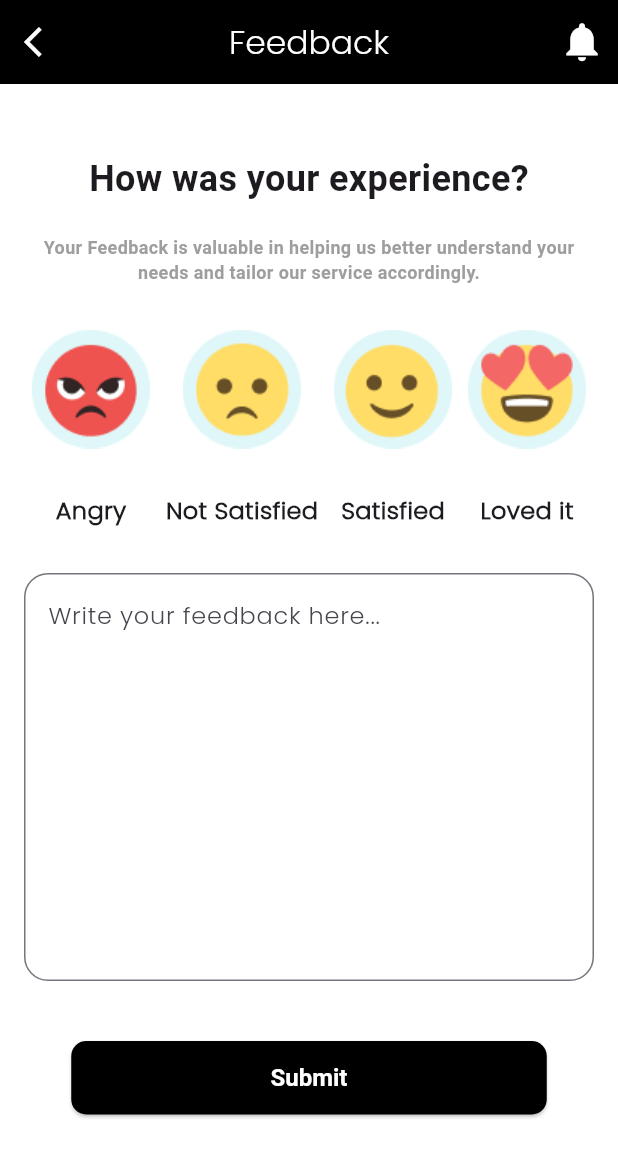
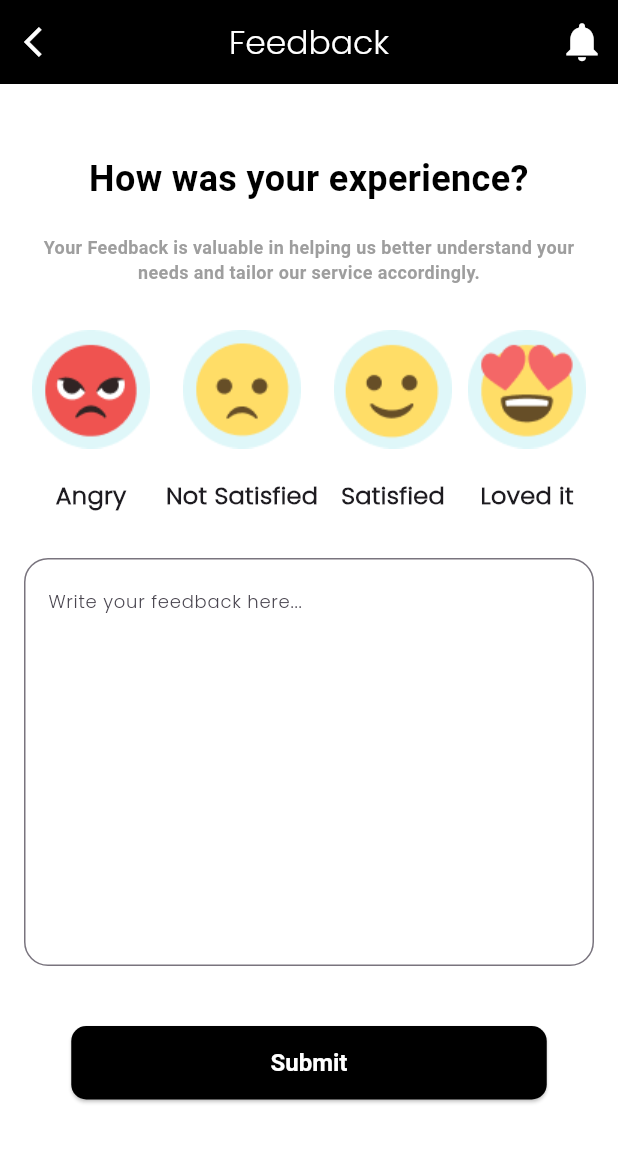
Before and after one commit to HBGadgets/I-park_flutterApp, a Flutter app: the FeedbackPage screen opened directly, on a phone screen of 412 x 824 dp. Shown: the top 1157 px of the screen. Run offline on Flutter 3.47's test engine with Material 3 defaults, Android fonts, the phone set to English and light mode, and no system bars; our stand-ins replace shared_preferences; accounts and stored records are empty; Roboto replaces fonts that are missing (PoppinsBlack).

Commit message:
optimizing the code

```diff
--- a/lib/view/constants/constant_colors.dart
+++ b/lib/view/constants/constant_colors.dart
@@ -83,7 +83,14 @@ class ConstantColors {
   static const Color totalCountColorText = Colors.grey;
   static const Color aboutUsDetails = Color(0xFF454B60);
   static const Color aboutUsIconColor = Colors.black;
-
+  static const Color feedbackScaffoldBackgroundColor = Colors.white;
+  static const Color experienceServiceTextColor = Colors.grey;
+  static const Color feedbackAppBarColor = Colors.white;
+  static const Color appbarBackgroundColor = Colors.black;
+  static const Color titleTextColor = Colors.black;
+  static const Color feedbackTextFieldBorderColor = Colors.black;
+  static const Color submitButtonBackgroundColor = Colors.black;
+  static const Color submitButtonTextColor = Colors.white;
 
 
 
--- a/lib/view/constants/constant_images.dart
+++ b/lib/view/constants/constant_images.dart
@@ -12,5 +12,9 @@ class ConstantImages {
   static const facebook = "Facebook.png";
   static const twitter = "X.png";
   static const whatsapp = "Vector.png";
+  static const angryEmoji = "angry emoji.png";
+  static const notSatisfiedEmoji = "sad.png";
+  static const satisfiedImage = "satisfied.png";
+  static const lovedEmoji = "lovedIt.png";
 
 }
--- a/lib/view/constants/constant_integers.dart
+++ b/lib/view/constants/constant_integers.dart
@@ -1,5 +1,3 @@
-import 'package:flutter/cupertino.dart';
-
 class ConstantIntegers {
   static const double loginMarginLeft = 35.0;
   static const double loginMarginRight = 35.0;
@@ -165,18 +163,15 @@ class ConstantIntegers {
   static const double vehicleNoTextFontSize = 16.0;
   static const double vehicleNoTextBelowSizedBoxWidth = 10.0;
   static const double vehicleNoHintTextFontSize = 16.0;
-  static const double vehicleNoHintTextBelowSizedBoxHeight= 16.0;
-  static const double addButtonAboveHeight= 28.0;
-  static const double addButtonAboveWidth= 107.0;
-  static const double addButtonEdgeCircular= 5.0;
+  static const double vehicleNoHintTextBelowSizedBoxHeight = 16.0;
+  static const double addButtonAboveHeight = 28.0;
+  static const double addButtonAboveWidth = 107.0;
+  static const double addButtonEdgeCircular = 5.0;
   static const double addButtonTextFontSize = 16.0;
   static const double totalCountTextFontSize = 16.0;
   static const double totalCountTextBelowSizedBoxHeight = 20.0;
   static const double vehicleNoHintTextAboveSizedBoxHeight = 20.0;
   static const double customerIDTextAboveSizedBoxHeight = 16.0;
-
-
-}
   static const double aboutUsPagePadding = 16.0;
   static const double detailAboutUsTextSize = 12.0;
   static const double aboutUsSizedBox = 20.0;
@@ -185,12 +180,34 @@ class ConstantIntegers {
   static const double bulletSpaceCircle = 8.0;
   static const double socialImageHeight = 40.0;
   static const double socialImageWidth = 40.0;
-
-
-
-
-
-
-
+  static const double scrollbarThickness = 1.0;
+  static const double scrollbarBorderCircularSize = 16.0;
+  static const double singleChildScrollViewPadding = 16.0;
+  static const double experienceTextFontSize = 24.0;
+  static const double experienceTextAboveHeight = 30.0;
+  static const double experienceTextBelowHeight = 20.0;
+  static const double experienceServiceTextFontSize = 12.0;
+  static const double feedbackOptionAboveSizedBoxHeight = 30.0;
+  static const double feedbackTextFieldAboveSizedBoxHeight = 30.0;
+  static const double submitButtonAboveSizedBoxHeight = 40.0;
+  static const double notificationIconSize = 31.0;
+  static const int feedbackTextFieldMaxLines = 10;
+  static const double feedbackTextFieldCircularSize = 16.0;
+  static const double feedbackOutlineCircularSize = 16.0;
+  static const double submitButtonWidth = 317.0;
+  static const double submitButtonSymmetricHorizontal = 50.0;
+  static const double submitButtonSymmetricVertical = 15.0;
+  static const double submitTextFontSize = 16.0;
+  static const double submitButtonRoundedBorderSize = 10.0;
+  static const double feedbackOptionScale = 1.0;
+  static const double onTapDownScale = 1.2;
+  static const double onTapUpScale = 1.0;
+  static const double onTapCancelScale = 1.0;
+  static const int animationEmojiDurationSec = 200;
+  static const double allImageHeight = 79;
+  static const double allImageWidth = 79;
+  static const double feedbackAboveLabelHeight = 20;
+  static const double labelTextSize = 16;
+  static const double feedbackTextFieldHintTextSize = 12;
 
 }
--- a/lib/view/constants/constant_variables.dart
+++ b/lib/view/constants/constant_variables.dart
@@ -27,20 +27,16 @@ class ConstantVariables {
   static const String menuLogoutListText = "Logout";
   static const String tabBarHomeText = "Home";
   static const String tabBarChatText = "Chat";
-
   static const String tabBarHistoryText = "History";
   static const String tabBarProfileText = "Profile";
   static const String homePersonNameText = "Rohan Rah";
   static const String scanQRText = "Scan QR";
   static const String recentText = "Recent";
   static const String recentMessagesText = "Recent Messages";
-
   static const String customerNo = "Customer - 007";
   static const String carNo = "MH36A6678";
-
   static const String request = "I have send you request";
   static const String chatContent = "I Need my car in 30 min..";
-
   static const String dateHintText = "DD/MM/YY";
   static const String labelSelectTimeText = "Select Time";
   static const String historyPersonNameText = "Shrikant Ramesh Yadav";
@@ -90,10 +86,14 @@ class ConstantVariables {
   static const String phoneDetail =  'Phone: (555) 123-4567';
   static const String websiteDetail =   'Website: www.ipark.com';
   static const String socialDetail =   'Social Media: @iParkApp';
-
-
-
-
-
+  static const String appBarTitleText = "Feedback";
+  static const String experienceText = "How was your experience?";
+  static const String experienceServiceText = "Your Feedback is valuable in helping us better understand your needs and tailor our service accordingly.";
+  static const String angryLabelText = "Angry";
+  static const String notSatisfiedLabelText = "Not Satisfied";
+  static const String satisfiedLabelText = "Satisfied";
+  static const String likeLabelText = "Loved it";
+  static const String textFieldHintText = "Write your feedback here...";
+  static const String submitButtonText = "Submit";
 
 }
--- a/lib/view/ui/feedback.dart
+++ b/lib/view/ui/feedback.dart
@@ -1,4 +1,7 @@
 import 'package:flutter/material.dart';
+import 'package:hb/view/constants/constant_colors.dart';
+import 'package:hb/view/constants/constant_images.dart';
+import 'package:hb/view/constants/constant_integers.dart';
 import 'package:hb/view/constants/constant_variables.dart';
 
 class FeedbackPage extends StatelessWidget {
@@ -7,132 +10,178 @@ class FeedbackPage extends StatelessWidget {
   @override
   Widget build(BuildContext context) {
     return Scaffold(
-      backgroundColor: Colors.white,
-      appBar: AppBar(
+      backgroundColor: ConstantColors.feedbackScaffoldBackgroundColor,
+      appBar: appBar(context),
+      body: Scrollbar(
+        thumbVisibility: true,
+        thickness: ConstantIntegers.scrollbarThickness,
+        radius: const Radius.circular(
+          ConstantIntegers.scrollbarBorderCircularSize,
+        ),
+        child: SingleChildScrollView(
+          padding: const EdgeInsets.all(
+            ConstantIntegers.singleChildScrollViewPadding,
+          ),
+          child: Column(
+            crossAxisAlignment: CrossAxisAlignment.start,
+            children: [
+              const SizedBox(
+                height: ConstantIntegers.experienceTextAboveHeight,
+              ),
+              titleText(
+                ConstantVariables.experienceText,
+                ConstantIntegers.experienceTextFontSize,
+              ),
+              const SizedBox(
+                height: ConstantIntegers.experienceTextBelowHeight,
+              ),
+              titleText(
+                ConstantVariables.experienceServiceText,
+                ConstantIntegers.experienceServiceTextFontSize,
+                ConstantColors.experienceServiceTextColor,
+              ),
+              const SizedBox(
+                height: ConstantIntegers.feedbackOptionAboveSizedBoxHeight,
+              ),
+              feedbackOptions(),
+              const SizedBox(
+                height: ConstantIntegers.feedbackTextFieldAboveSizedBoxHeight,
+              ),
+              feedbackTextField(),
+              const SizedBox(
+                height: ConstantIntegers.submitButtonAboveSizedBoxHeight,
+              ),
+              submitButton(),
+            ],
+          ),
+        ),
+      ),
+    );
+  }
+
+  AppBar appBar(BuildContext context) {
+    return AppBar(
       centerTitle: true,
       title: Text(
-          'Feedback',
-          style: TextStyle(
-            color: Colors.white,
+        ConstantVariables.appBarTitleText,
+        style: const TextStyle(
+          color: ConstantColors.feedbackAppBarColor,
           fontFamily: ConstantVariables.fontFamilyPoppins,
         ),
       ),
       leading: IconButton(
-          icon: Icon(Icons.arrow_back_ios, color: Colors.white),
-          onPressed: () {
-            Navigator.pop(context);
-          },
+        icon: const Icon(
+          Icons.arrow_back_ios,
+          color: ConstantColors.arrowBackColor,
+        ),
+        onPressed: () => Navigator.pop(context),
       ),
       actions: [
         IconButton(
-            icon: Icon(Icons.notifications, color: Colors.white, size: 31),
+          icon: const Icon(
+            Icons.notifications,
+            color: ConstantColors.notificationIconColor,
+            size: ConstantIntegers.notificationIconSize,
+          ),
           onPressed: () {},
         ),
       ],
-        backgroundColor: Colors.black,
-      ),
-      body: Scrollbar(
-        thumbVisibility: true,
-        thickness: 1.0,
-        radius: Radius.circular(16),
-        child: SingleChildScrollView(
-          child: Padding(
-            padding: const EdgeInsets.all(16.0),
-            child: Column(
-              crossAxisAlignment: CrossAxisAlignment.start,
-              children: [
-                SizedBox(height: 30),
-                Center(
+      backgroundColor: ConstantColors.appbarBackgroundColor,
+    );
+  }
+
+  Widget titleText(
+    String text,
+    double fontSize, [
+    Color color = ConstantColors.titleTextColor,
+  ]) {
+    return Center(
       child: Text(
-                    'How was your experience?',
+        text,
+        textAlign: TextAlign.center,
         style: TextStyle(
-                      fontSize: 24,
+          fontSize: fontSize,
           fontWeight: FontWeight.bold,
           fontFamily: ConstantVariables.fontFamilyPoppinsBlack,
+          color: color,
+        ),
+      ),
+    );
+  }
+
+  Widget feedbackOptions() {
+    final feedbackOptions = [
+      ConstantImages.angryEmoji,
+      ConstantImages.notSatisfiedEmoji,
+      ConstantImages.satisfiedImage,
+      ConstantImages.lovedEmoji,
+    ];
+    final labels = [
+      ConstantVariables.angryLabelText,
+      ConstantVariables.notSatisfiedLabelText,
+      ConstantVariables.satisfiedLabelText,
+      ConstantVariables.likeLabelText,
+    ];
+
+    return Row(
+      mainAxisAlignment: MainAxisAlignment.spaceAround,
+      children: List.generate(feedbackOptions.length, (index) {
+        return FeedbackOption(
+          imagePath: ConstantImages.assetImages + feedbackOptions[index],
+          label: labels[index],
+        );
+      }),
+    );
+  }
+
+  Widget feedbackTextField() {
+    return TextField(
+      maxLines: ConstantIntegers.feedbackTextFieldMaxLines,
+      decoration: InputDecoration(
+        hintText: ConstantVariables.textFieldHintText,
+        hintStyle: const TextStyle(
+          fontFamily: ConstantVariables.fontFamilyPoppins,fontSize: ConstantIntegers.feedbackTextFieldHintTextSize
+        ),
+        border: OutlineInputBorder(
+          borderRadius: BorderRadius.circular(
+            ConstantIntegers.feedbackTextFieldCircularSize,
+          ),
+        ),
+        focusedBorder: OutlineInputBorder(
+          borderRadius: BorderRadius.circular(
+            ConstantIntegers.feedbackOutlineCircularSize,
+          ),
+          borderSide: const BorderSide(
+            color: ConstantColors.feedbackTextFieldBorderColor,
           ),
         ),
       ),
-                SizedBox(height: 20),
-                Center(
-                  child: Text(
-                    textAlign: TextAlign.center,
-                    'Your Feedback is valuable in helping us better understand your needs and tailor our service accordingly.',
-                    style: TextStyle(
-                      fontFamily: ConstantVariables.fontFamilyPoppinsBlack,
-                      fontSize: 12,
-                      color: Colors.grey,
-                      fontWeight: FontWeight.bold,
-                    ),
-                  ),
-                ),
-                SizedBox(height: 30),
-                Row(
-                  mainAxisAlignment: MainAxisAlignment.spaceAround,
-                  children: [
-                    FeedbackOption(
-                      imagePath: 'assets/images/angry emoji.png',
-                      label: 'Angry',
-                    ),
-                    FeedbackOption(
-                      imagePath: 'assets/images/sad.png',
-                      label: 'Not Satisfied',
-                    ),
-                    FeedbackOption(
-                      imagePath: 'assets/images/satisfied.png',
-                      label: 'Satisfied',
-                    ),
-                    FeedbackOption(
-                      imagePath: 'assets/images/lovedIt.png',
-                      label: 'Loved it',
-                    ),
-                  ],
-                ),
-                SizedBox(height: 30),
-                TextField(
-                  maxLines: 10,
-                  decoration: InputDecoration(
-                    hintText: 'Write your feedback here...',
-                    hintStyle: TextStyle(
-                      fontFamily: ConstantVariables.fontFamilyPoppins,
-                    ),
-                    border: OutlineInputBorder(
-                      borderRadius: BorderRadius.circular(16.0),
-                    ),
-                    focusedBorder: OutlineInputBorder(
-                      borderRadius: BorderRadius.circular(16.0),
-                      borderSide: BorderSide(color: Colors.black),
-                    ),
-                  ),
-                ),
-                SizedBox(height: 40),
-                Center(
+    );
+  }
+
+  Widget submitButton() {
+    return Center(
       child: SizedBox(
-                    width: 317,
+        width: ConstantIntegers.submitButtonWidth,
         child: ElevatedButton(
           onPressed: () {},
           style: ElevatedButton.styleFrom(
-                        backgroundColor: Colors.black,
-                        padding: EdgeInsets.symmetric(
-                          horizontal: 50,
-                          vertical: 15,
+            backgroundColor: ConstantColors.submitButtonBackgroundColor,
+            padding: const EdgeInsets.symmetric(
+              horizontal: ConstantIntegers.submitButtonSymmetricHorizontal,
+              vertical: ConstantIntegers.submitButtonSymmetricVertical,
             ),
-                        textStyle: TextStyle(fontSize: 16),
+            textStyle: const TextStyle(fontSize: ConstantIntegers.submitTextFontSize),
             shape: RoundedRectangleBorder(
-                          borderRadius: BorderRadius.circular(10.0),
+              borderRadius: BorderRadius.circular(ConstantIntegers.submitButtonRoundedBorderSize),
             ),
           ),
           child: Text(
-                        'Submit',
-                        style: TextStyle(
+            ConstantVariables.submitButtonText,
+            style: const TextStyle(
               fontFamily: ConstantVariables.fontFamilyPoppinsBlack,
               fontWeight: FontWeight.bold,
-                          color: Colors.white,
-                        ),
-                      ),
-                    ),
-                  ),
-                ),
-              ],
+              color: ConstantColors.submitButtonTextColor,
             ),
           ),
         ),
@@ -156,25 +205,10 @@ class FeedbackOption extends StatefulWidget {
 }
 
 class FeedbackOptionState extends State<FeedbackOption> {
-  double scale = 1.0;
-
-  void onTapDown(TapDownDetails details) {
-    setState(() {
-      scale = 1.2;
-    });
-  }
-
-  void onTapUp(TapUpDetails details) {
-    setState(() {
-      scale = 1.0;
-    });
-  }
-
-  void onTapCancel() {
-    setState(() {
-      scale = 1.0;
-    });
-  }
+  double scale = ConstantIntegers.feedbackOptionScale;
+  void onTapDown(TapDownDetails details) => setState(() => scale = ConstantIntegers.onTapDownScale );
+  void onTapUp(TapUpDetails details) => setState(() => scale = ConstantIntegers.onTapUpScale );
+  void onTapCancel() => setState(() => scale = ConstantIntegers.onTapCancelScale);
 
   @override
   Widget build(BuildContext context) {
@@ -186,14 +220,14 @@ class FeedbackOptionState extends State<FeedbackOption> {
         children: [
           AnimatedScale(
             scale: scale,
-            duration: Duration(milliseconds: 200),
-            child: Image.asset(widget.imagePath, height: 79, width: 79),
+            duration: const Duration(milliseconds: ConstantIntegers.animationEmojiDurationSec),
+            child: Image.asset(widget.imagePath, height: ConstantIntegers.allImageHeight, width: ConstantIntegers.allImageWidth),
           ),
-          SizedBox(height: 30),
+          const SizedBox(height: ConstantIntegers.feedbackAboveLabelHeight),
           Text(
             widget.label,
-            style: TextStyle(
-              fontSize: 16,
+            style: const TextStyle(
+              fontSize: ConstantIntegers.labelTextSize,
               fontFamily: ConstantVariables.fontFamilyPoppins,
               fontWeight: FontWeight.bold,
             ),
```
Lines whose indentation alone changed are shown as unchanged.
